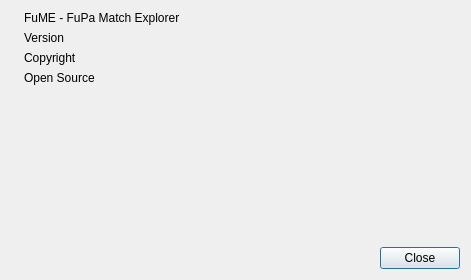
Qt form bin/about.ui (fupa/FuME) before a commit.
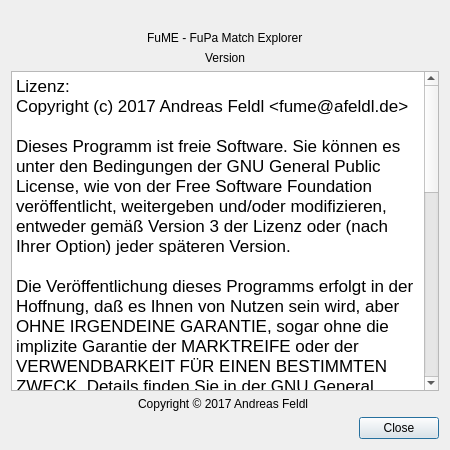
The same form after that commit. Icons and pictures are not drawn.

Patch:
```diff
--- a/bin/about.ui
+++ b/bin/about.ui
@@ -9,8 +9,8 @@
    <rect>
     <x>0</x>
     <y>0</y>
-    <width>471</width>
-    <height>280</height>
+    <width>450</width>
+    <height>450</height>
    </rect>
   </property>
   <property name="sizePolicy">
@@ -26,16 +26,38 @@
    <string>Über FuME</string>
   </property>
   <layout class="QGridLayout" name="gridLayout">
-   <item row="0" column="1">
+   <item row="0" column="0">
     <layout class="QVBoxLayout" name="verticalLayout">
-     <item>
+     <item alignment="Qt::AlignHCenter">
+      <widget class="QLabel" name="label">
+       <property name="sizePolicy">
+        <sizepolicy hsizetype="Fixed" vsizetype="Fixed">
+         <horstretch>0</horstretch>
+         <verstretch>0</verstretch>
+        </sizepolicy>
+       </property>
+       <property name="maximumSize">
+        <size>
+         <width>100</width>
+         <height>100</height>
+        </size>
+       </property>
+       <property name="text">
+        <string/>
+       </property>
+       <property name="pixmap">
+        <pixmap>header_klein.png</pixmap>
+       </property>
+      </widget>
+     </item>
+     <item alignment="Qt::AlignHCenter">
       <widget class="QLabel" name="label_2">
        <property name="text">
         <string>FuME - FuPa Match Explorer</string>
        </property>
       </widget>
      </item>
-     <item>
+     <item alignment="Qt::AlignHCenter">
       <widget class="QLabel" name="label_3">
        <property name="text">
         <string>Version</string>
@@ -43,66 +65,57 @@
       </widget>
      </item>
      <item>
+      <widget class="QTextEdit" name="textEdit">
+       <property name="autoFillBackground">
+        <bool>false</bool>
+       </property>
+       <property name="readOnly">
+        <bool>true</bool>
+       </property>
+       <property name="html">
+        <string>&lt;!DOCTYPE HTML PUBLIC &quot;-//W3C//DTD HTML 4.0//EN&quot; &quot;http://www.w3.org/TR/REC-html40/strict.dtd&quot;&gt;
+&lt;html&gt;&lt;head&gt;&lt;meta name=&quot;qrichtext&quot; content=&quot;1&quot; /&gt;&lt;style type=&quot;text/css&quot;&gt;
+p, li { white-space: pre-wrap; }
+&lt;/style&gt;&lt;/head&gt;&lt;body style=&quot; font-family:'.SF NS Text'; font-size:13pt; font-weight:400; font-style:normal;&quot;&gt;
+&lt;p style=&quot; margin-top:0px; margin-bottom:0px; margin-left:0px; margin-right:0px; -qt-block-indent:0; text-indent:0px;&quot;&gt;Lizenz:&lt;/p&gt;
+&lt;p style=&quot; margin-top:0px; margin-bottom:0px; margin-left:0px; margin-right:0px; -qt-block-indent:0; text-indent:0px;&quot;&gt;Copyright (c) 2017 Andreas Feldl &amp;lt;fume@afeldl.de&amp;gt;&lt;/p&gt;
+&lt;p style=&quot;-qt-paragraph-type:empty; margin-top:0px; margin-bottom:0px; margin-left:0px; margin-right:0px; -qt-block-indent:0; text-indent:0px;&quot;&gt;&lt;br /&gt;&lt;/p&gt;
+&lt;p style=&quot; margin-top:0px; margin-bottom:0px; margin-left:0px; margin-right:0px; -qt-block-indent:0; text-indent:0px;&quot;&gt;Dieses Programm ist freie Software. Sie können es unter den Bedingungen der GNU General Public License, wie von der Free Software Foundation veröffentlicht, weitergeben und/oder modifizieren, entweder gemäß Version 3 der Lizenz oder (nach Ihrer Option) jeder späteren Version.&lt;/p&gt;
+&lt;p style=&quot;-qt-paragraph-type:empty; margin-top:0px; margin-bottom:0px; margin-left:0px; margin-right:0px; -qt-block-indent:0; text-indent:0px;&quot;&gt;&lt;br /&gt;&lt;/p&gt;
+&lt;p style=&quot; margin-top:0px; margin-bottom:0px; margin-left:0px; margin-right:0px; -qt-block-indent:0; text-indent:0px;&quot;&gt;Die Veröffentlichung dieses Programms erfolgt in der Hoffnung, daß es Ihnen von Nutzen sein wird, aber OHNE IRGENDEINE GARANTIE, sogar ohne die implizite Garantie der MARKTREIFE oder der VERWENDBARKEIT FÜR EINEN BESTIMMTEN ZWECK. Details finden Sie in der GNU General Public License.&lt;/p&gt;
+&lt;p style=&quot;-qt-paragraph-type:empty; margin-top:0px; margin-bottom:0px; margin-left:0px; margin-right:0px; -qt-block-indent:0; text-indent:0px;&quot;&gt;&lt;br /&gt;&lt;/p&gt;
+&lt;p style=&quot; margin-top:0px; margin-bottom:0px; margin-left:0px; margin-right:0px; -qt-block-indent:0; text-indent:0px;&quot;&gt;Sie sollten ein Exemplar der GNU General Public License zusammen mit diesem Programm erhalten haben. Falls nicht, siehe http://www.gnu.org/licenses/. Deutsche Übersetzung: Peter Gerwinski, 5.7.2007, http://www.selflinux.org/selflinux/html/gpl_v3_de.html&lt;/p&gt;
+&lt;p style=&quot;-qt-paragraph-type:empty; margin-top:0px; margin-bottom:0px; margin-left:0px; margin-right:0px; -qt-block-indent:0; text-indent:0px;&quot;&gt;&lt;br /&gt;&lt;/p&gt;
+&lt;p style=&quot; margin-top:0px; margin-bottom:0px; margin-left:0px; margin-right:0px; -qt-block-indent:0; text-indent:0px;&quot;&gt;License:&lt;/p&gt;
+&lt;p style=&quot; margin-top:0px; margin-bottom:0px; margin-left:0px; margin-right:0px; -qt-block-indent:0; text-indent:0px;&quot;&gt;Copyright (c) 2017 Andreas Feldl &amp;lt;fume@afeldl.de&amp;gt;&lt;/p&gt;
+&lt;p style=&quot;-qt-paragraph-type:empty; margin-top:0px; margin-bottom:0px; margin-left:0px; margin-right:0px; -qt-block-indent:0; text-indent:0px;&quot;&gt;&lt;br /&gt;&lt;/p&gt;
+&lt;p style=&quot; margin-top:0px; margin-bottom:0px; margin-left:0px; margin-right:0px; -qt-block-indent:0; text-indent:0px;&quot;&gt;This program is free software; you can redistribute it and/or modify it under the terms of the GNU General Public License as published by the Free Software Foundation; either version 3 of the License, or (at your option) any later version.&lt;/p&gt;
+&lt;p style=&quot;-qt-paragraph-type:empty; margin-top:0px; margin-bottom:0px; margin-left:0px; margin-right:0px; -qt-block-indent:0; text-indent:0px;&quot;&gt;&lt;br /&gt;&lt;/p&gt;
+&lt;p style=&quot; margin-top:0px; margin-bottom:0px; margin-left:0px; margin-right:0px; -qt-block-indent:0; text-indent:0px;&quot;&gt;This program is distributed in the hope that it will be useful, but WITHOUT ANY WARRANTY; without even the implied warranty of MERCHANTABILITY or FITNESS FOR A PARTICULAR PURPOSE. See the GNU General Public License for more details.&lt;/p&gt;
+&lt;p style=&quot;-qt-paragraph-type:empty; margin-top:0px; margin-bottom:0px; margin-left:0px; margin-right:0px; -qt-block-indent:0; text-indent:0px;&quot;&gt;&lt;br /&gt;&lt;/p&gt;
+&lt;p style=&quot; margin-top:0px; margin-bottom:0px; margin-left:0px; margin-right:0px; -qt-block-indent:0; text-indent:0px;&quot;&gt;You should have received a copy of the GNU General Public License along with this program; if not, see http://www.gnu.org/licenses/.&lt;/p&gt;&lt;/body&gt;&lt;/html&gt;</string>
+       </property>
+      </widget>
+     </item>
+     <item alignment="Qt::AlignHCenter">
       <widget class="QLabel" name="label_4">
        <property name="text">
-        <string>Copyright</string>
+        <string>Copyright © 2017 Andreas Feldl </string>
        </property>
       </widget>
      </item>
      <item>
-      <widget class="QLabel" name="label_5">
-       <property name="text">
-        <string>Open Source</string>
+      <widget class="QDialogButtonBox" name="buttonBox">
+       <property name="orientation">
+        <enum>Qt::Horizontal</enum>
+       </property>
+       <property name="standardButtons">
+        <set>QDialogButtonBox::Close</set>
        </property>
       </widget>
      </item>
     </layout>
    </item>
-   <item row="0" column="0">
-    <widget class="QLabel" name="label">
-     <property name="sizePolicy">
-      <sizepolicy hsizetype="Fixed" vsizetype="Fixed">
-       <horstretch>0</horstretch>
-       <verstretch>0</verstretch>
-      </sizepolicy>
-     </property>
-     <property name="maximumSize">
-      <size>
-       <width>100</width>
-       <height>100</height>
-      </size>
-     </property>
-     <property name="text">
-      <string/>
-     </property>
-     <property name="pixmap">
-      <pixmap>header_klein.png</pixmap>
-     </property>
-    </widget>
-   </item>
-   <item row="2" column="1">
-    <widget class="QDialogButtonBox" name="buttonBox">
-     <property name="orientation">
-      <enum>Qt::Horizontal</enum>
-     </property>
-     <property name="standardButtons">
-      <set>QDialogButtonBox::Close</set>
-     </property>
-    </widget>
-   </item>
-   <item row="1" column="1">
-    <spacer name="verticalSpacer">
-     <property name="orientation">
-      <enum>Qt::Vertical</enum>
-     </property>
-     <property name="sizeHint" stdset="0">
-      <size>
-       <width>20</width>
-       <height>40</height>
-      </size>
-     </property>
-    </spacer>
-   </item>
   </layout>
   <zorder>verticalLayoutWidget</zorder>
   <zorder>label_2</zorder>
```
Left out of the diff: 5 changed lines with no effect on the pictures.
